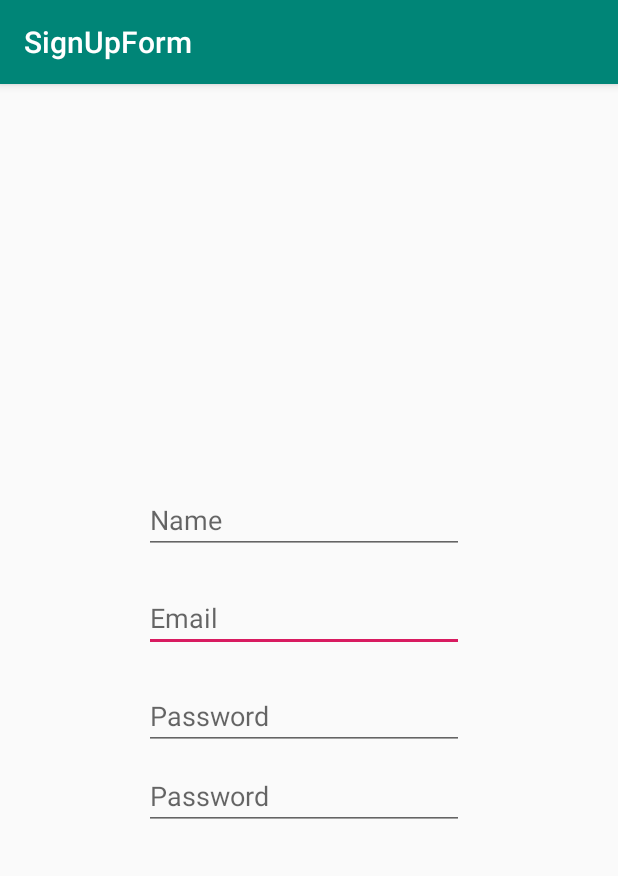
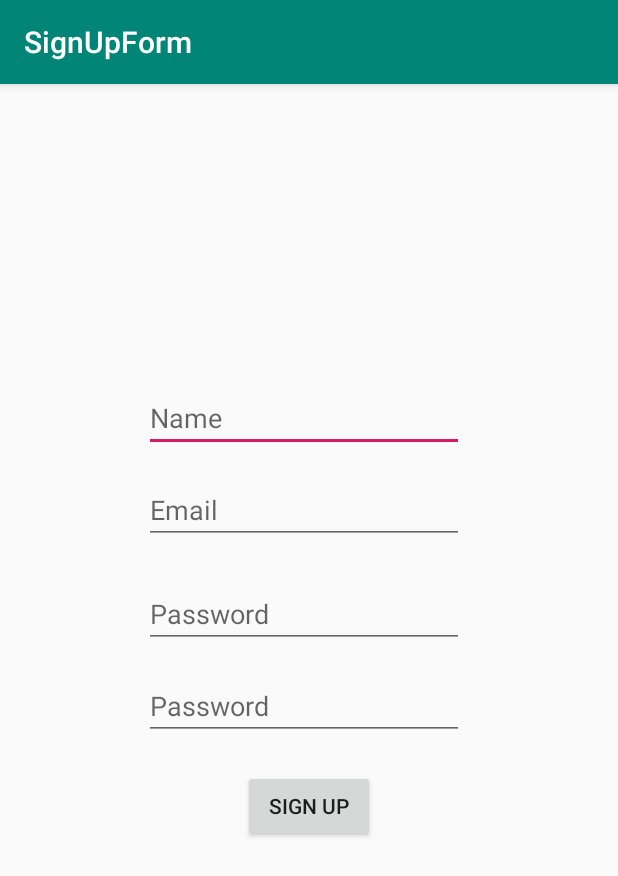
Before and after one commit to maxgoroshko/SignUpForm_Lab2, an Android app: the screen it shows after launch (FormActivity), on a phone screen of 412 x 824 dp. Shown: the top 876 px of the screen. Run offline under Robolectric (Android 15) with nearby library versions, the phone set to English and light mode, and no system bars.

Commit message:
Local fields created; Button widget added;

```diff
--- a/app/src/main/java/edu/temple/signupform/FormActivity.java
+++ b/app/src/main/java/edu/temple/signupform/FormActivity.java
@@ -3,8 +3,16 @@ package edu.temple.signupform;
 import androidx.appcompat.app.AppCompatActivity;
 
 import android.os.Bundle;
+import android.widget.Button;
+import android.widget.EditText;
 
 public class FormActivity extends AppCompatActivity {
+
+    EditText name;
+    EditText password;
+    EditText rePassword;
+    EditText email;
+    Button signUp;
 
     @Override
     protected void onCreate(Bundle savedInstanceState) {
--- a/app/src/main/res/layout/activity_main.xml
+++ b/app/src/main/res/layout/activity_main.xml
@@ -7,11 +7,23 @@
     tools:context=".FormActivity">
 
     <EditText
+        android:id="@+id/nameText"
+        android:layout_width="wrap_content"
+        android:layout_height="wrap_content"
+        android:layout_marginStart="96dp"
+        android:layout_marginTop="200dp"
+        android:ems="10"
+        android:hint="Name"
+        android:inputType="textEmailAddress"
+        app:layout_constraintStart_toStartOf="parent"
+        app:layout_constraintTop_toTopOf="parent" />
+
+    <EditText
         android:id="@+id/emailText"
         android:layout_width="wrap_content"
         android:layout_height="wrap_content"
         android:layout_marginStart="96dp"
-        android:layout_marginTop="20dp"
+        android:layout_marginTop="16dp"
         android:ems="10"
         android:hint="Email"
         android:inputType="textEmailAddress"
@@ -19,38 +31,39 @@
         app:layout_constraintTop_toBottomOf="@+id/nameText" />
 
     <EditText
-        android:id="@+id/nameText"
+        android:id="@+id/rePasswordText"
         android:layout_width="wrap_content"
         android:layout_height="wrap_content"
         android:layout_marginStart="96dp"
-        android:layout_marginTop="268dp"
+        android:layout_marginTop="16dp"
         android:ems="10"
-        android:hint="Name"
-        android:inputType="textEmailAddress"
+        android:hint="Password"
+        android:inputType="textPassword"
         app:layout_constraintStart_toStartOf="parent"
-        app:layout_constraintTop_toTopOf="parent" />
+        app:layout_constraintTop_toBottomOf="@+id/passwordText" />
+
+    <Button
+        android:id="@+id/signUp"
+        android:layout_width="wrap_content"
+        android:layout_height="wrap_content"
+        android:layout_marginTop="20dp"
+        android:layout_marginEnd="160dp"
+        android:text="Sign Up"
+        app:layout_constraintEnd_toEndOf="parent"
+        app:layout_constraintHorizontal_bias="0.987"
+        app:layout_constraintStart_toStartOf="parent"
+        app:layout_constraintTop_toBottomOf="@+id/rePasswordText" />
 
     <EditText
         android:id="@+id/passwordText"
         android:layout_width="wrap_content"
         android:layout_height="wrap_content"
         android:layout_marginStart="96dp"
-        android:layout_marginTop="20dp"
+        android:layout_marginTop="24dp"
         android:ems="10"
         android:hint="Password"
-        android:inputType="textPassword|textEmailAddress"
+        android:inputType="textPassword"
         app:layout_constraintStart_toStartOf="parent"
         app:layout_constraintTop_toBottomOf="@+id/emailText" />
 
-    <EditText
-        android:id="@+id/rePasswordText"
-        android:layout_width="wrap_content"
-        android:layout_height="wrap_content"
-        android:layout_marginStart="96dp"
-        android:layout_marginTop="8dp"
-        android:ems="10"
-        android:hint="Password"
-        android:inputType="textPassword|textEmailAddress"
-        app:layout_constraintStart_toStartOf="parent"
-        app:layout_constraintTop_toBottomOf="@+id/passwordText" />
 </androidx.constraintlayout.widget.ConstraintLayout>
```
